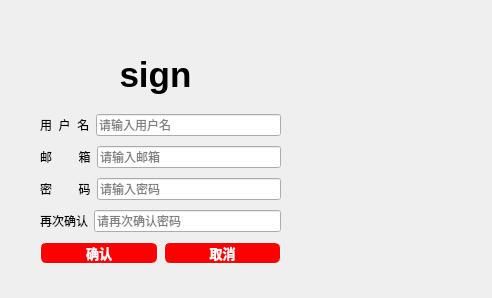
The window that client/sign.ui (IM-Commnue/IM-Internship-BIT) describes before a commit, drawn with Qt 5.
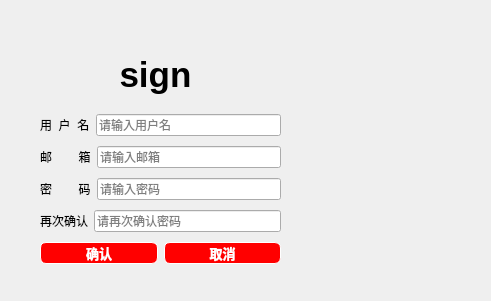
The same window after the commit. Custom widgets are drawn as their Qt base class.

Patch:
```diff
--- a/client/sign.ui
+++ b/client/sign.ui
@@ -6,8 +6,8 @@
    <rect>
     <x>0</x>
     <y>0</y>
-    <width>492</width>
-    <height>298</height>
+    <width>491</width>
+    <height>301</height>
    </rect>
   </property>
   <property name="windowTitle">
@@ -244,6 +244,22 @@
     <string>&lt;html&gt;&lt;head/&gt;&lt;body&gt;&lt;p align=&quot;center&quot;&gt;sign&lt;/p&gt;&lt;/body&gt;&lt;/html&gt;</string>
    </property>
   </widget>
+  <widget class="QLabel" name="Qlabel">
+   <property name="geometry">
+    <rect>
+     <x>0</x>
+     <y>0</y>
+     <width>491</width>
+     <height>301</height>
+    </rect>
+   </property>
+   <property name="text">
+    <string/>
+   </property>
+  </widget>
+  <zorder>Qlabel</zorder>
+  <zorder>layoutWidget</zorder>
+  <zorder>login</zorder>
  </widget>
  <customwidgets>
   <customwidget>
```
Left out of the diff: 4 changed lines with no effect on the pictures.
